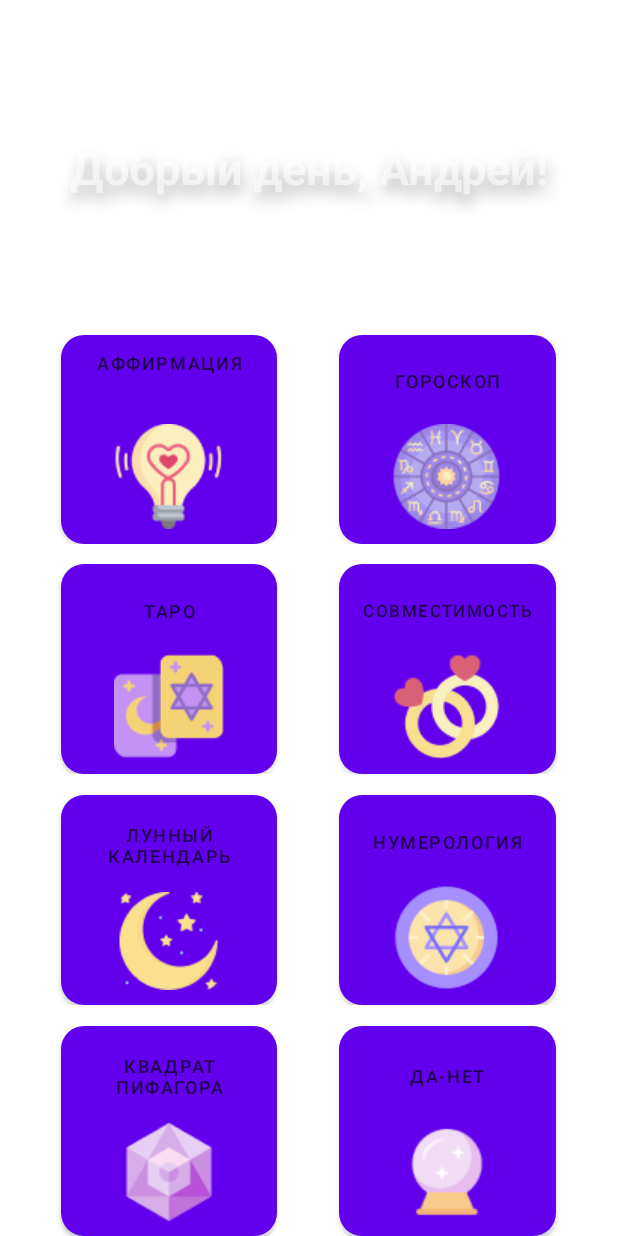
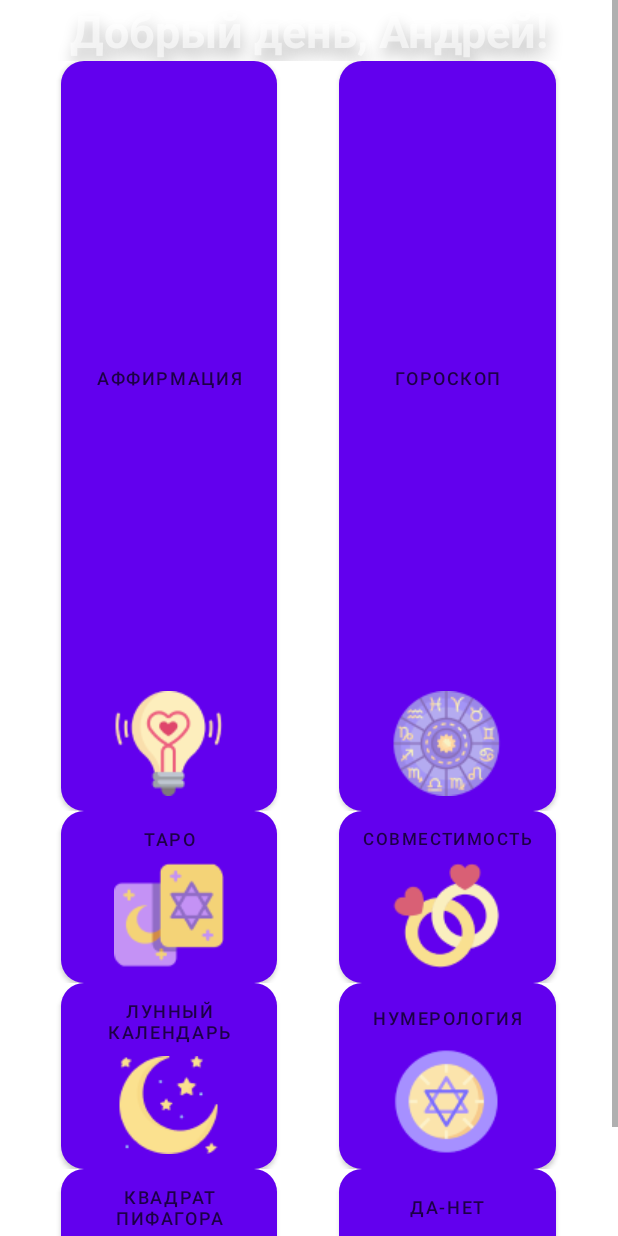
Before and after one commit to typeCPP/Stellarium, an Android app: the layout fragment_home.xml on its own in the app's theme, with its tools: preview values and no code run, on a phone screen of 412 x 824 dp. Run offline under Robolectric (Android 15) with nearby library versions, the phone set to English and light mode, and no system bars.

Commit message:
Update fragment_home.xml: add scroll

```diff
--- a/app/src/main/res/layout/fragment_home.xml
+++ b/app/src/main/res/layout/fragment_home.xml
@@ -11,7 +11,7 @@
     <LinearLayout
         android:id="@+id/vertical_only"
         android:layout_width="match_parent"
-        android:layout_height="wrap_content"
+        android:layout_height="match_parent"
         android:orientation="vertical">
 
         <TextView
@@ -23,13 +23,14 @@
             android:layout_weight="0.8"
             android:gravity="center"
             android:text="@string/hello"
-            android:textAppearance="@style/style_title" />/>
+            android:textAppearance="@style/style_title" />
 
         <LinearLayout
             android:id="@+id/first_line_with_buttons"
             android:layout_width="match_parent"
             android:layout_height="0dp"
             android:layout_weight="0.5"
+            android:minHeight="500dp"
             android:orientation="horizontal"
             android:weightSum="1">
 
@@ -42,12 +43,14 @@
                 android:id="@+id/affirmationButton"
                 android:layout_width="0dp"
                 android:layout_height="match_parent"
-                android:layout_gravity="top"
+                android:minHeight="500dp"
+                android:maxHeight="500dp"
+                android:minWidth="500dp"
+                android:autoSizeMinTextSize="45dp"
                 android:layout_weight="0.35"
                 android:background="@drawable/rectangle_button_home"
                 android:drawableBottom="@drawable/affirmation"
                 android:elevation="10dp"
-                android:gravity="center_horizontal|top"
                 android:onClick="onClick"
                 style="@style/button_style"
                 android:text="@string/affirmation_name"/>
```
